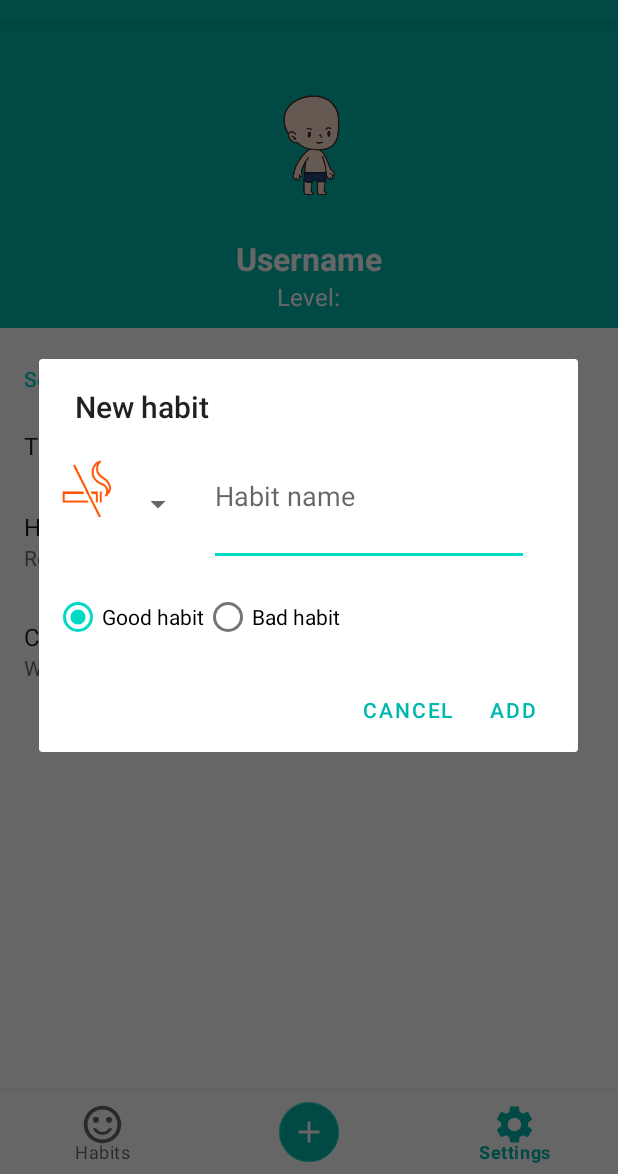
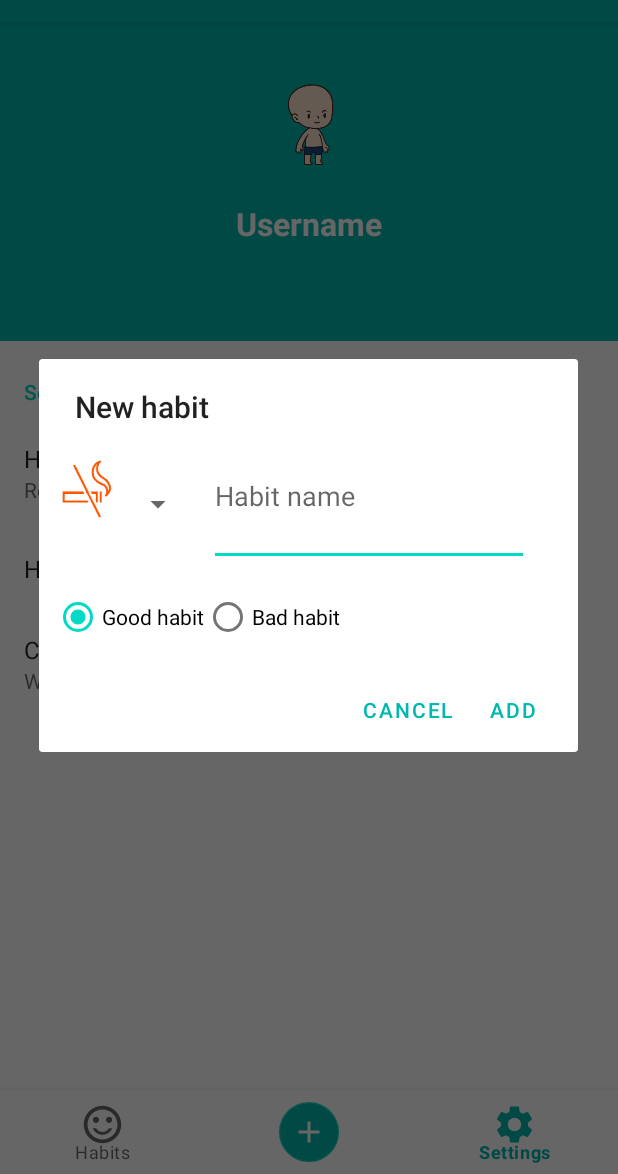
Before and after one commit to jervw/Habitti, an Android app: the MainActivity screen opened directly, with no data from a screen before it, item 3 of the bottom bar chosen, on a phone screen of 412 x 824 dp, the part 62-1236 px from its top. Run offline under Robolectric (Android 15) with nearby library versions, the phone set to English and light mode, and no system bars; our stand-ins replace androidx.preference; libraries missing offline, so code that uses them is left out: devs.mulham.horizontalcalendar; 5 statements that could not run were skipped.

Commit message:
color themes removed

```diff
--- a/app/src/main/java/com/example/habitti/MainActivity.java
+++ b/app/src/main/java/com/example/habitti/MainActivity.java
@@ -12,7 +12,6 @@ import android.app.NotificationChannel;
 import android.app.NotificationManager;
 import android.content.Intent;
 
-import android.content.res.Resources;
 import android.os.Build;
 import android.os.Bundle;
 import android.util.Log;
@@ -35,31 +34,15 @@ public class MainActivity extends AppCompatActivity {
     @Override
     protected void onCreate(Bundle savedInstanceState) {
         super.onCreate(savedInstanceState);
-        setCustomTheme();
         setContentView(R.layout.activity_main);
-        Log.d("appColor", "" + PreferenceManager.getDefaultSharedPreferences(this).getString("theme", "Cerulean"));
 
         BottomNavigationView bottomNavigationView=findViewById(R.id.bottom_nav);
         bottomNavigationView.setOnNavigationItemSelectedListener(navigationItemSelectedListener);
         getSupportFragmentManager().beginTransaction().replace(R.id.fragment_container,new MainFragment()).commit();
-
         createNotificationChannel();
     }
 
-    private void setCustomTheme() {
-        String currentColor = PreferenceManager.getDefaultSharedPreferences(this).getString("theme", "Cerulean");
-        switch (currentColor){
-            case "Cerulean":
-                setTheme(R.style.Theme_Habitti);
-                break;
-            case "Red":
-                setTheme(R.style.Red);
-                break;
-            case "Green":
-                setTheme(R.style.Green);
-                break;
-        }
-    }
+
 
 
     @Override
@@ -79,6 +62,7 @@ public class MainActivity extends AppCompatActivity {
             return super.onOptionsItemSelected(item);
         }
     }
+
 
     private  BottomNavigationView.OnNavigationItemSelectedListener navigationItemSelectedListener =new BottomNavigationView.OnNavigationItemSelectedListener() {
         @Override
--- a/app/src/main/java/com/example/habitti/MainFragment.java
+++ b/app/src/main/java/com/example/habitti/MainFragment.java
@@ -4,7 +4,6 @@ import android.app.Activity;
 import android.content.Context;
 import android.content.SharedPreferences;
 import android.os.Bundle;
-import android.os.Handler;
 import android.util.Log;
 import android.view.LayoutInflater;
 
@@ -36,16 +35,12 @@ public class MainFragment extends Fragment {
     private SharedPreferences sharedPrefHabbits;
     private final String sharedPreferenceName = "shared preference";
 
-    SaveLoad saveLoad = SaveLoad.getInstance();
-
     int[] clothesImages;
     int[] hairsImages;
 
     ListView habbitsListView;
     View rootView;
     int userDayStreak = 0;
-    Handler progressBarHandler;
-    //TextView userDayStreakText;
     TextView level;
     TextView userLoginStreak;
     TextView userScores;
@@ -57,24 +52,19 @@ public class MainFragment extends Fragment {
         dateCheck dateCheck = new dateCheck(getActivity());
 
         level = (TextView) rootView.findViewById(R.id.levelText);
-        userLoginStreak = (TextView) rootView.findViewById(R.id.textViewUserLoginSTreak);
+        userLoginStreak = (TextView) rootView.findViewById(R.id.textViewUserLoginStreak);
         userScores = (TextView) rootView.findViewById(R.id.textViewUserScores);
-        //userDayStreakText = (TextView) rootView.findViewById(R.id.textViewUserDayStreak);
-        userScores.setText("Scores: " + GlobalModel.getInstance().getUserOverallScores());
 
-
-        //Load saved preferences and put them on screen
         initializeCalendar();
         loadHabbitData();
         updateUI();
-        level.setText("Level : " + GlobalModel.getInstance().getUserLevel() + " XP:  " + GlobalModel.getInstance().getProgressbarProgress()
+        level.setText("Level: " + GlobalModel.getInstance().getUserLevel() + " XP:  " + GlobalModel.getInstance().getProgressbarProgress()
                 + " / " + GlobalModel.getInstance().getProgressbarMax());
-        userScores.setText("Total scores: " + GlobalModel.getInstance().getUserOverallScores());
         userLoginStreak.setText("Login streak: 1");
+        userScores.setText("Total score: " + GlobalModel.getInstance().getUserOverallScores());
 
         return rootView;
     }
-
 
 
 
@@ -88,7 +78,7 @@ public class MainFragment extends Fragment {
                 .range(startDate, endDate)
                 .datesNumberOnScreen(5)
                 .configure()
-                    .showTopText(false)
+                .showTopText(false)
                 .end()
                 .build();
 
@@ -234,7 +224,6 @@ public class MainFragment extends Fragment {
     public void onPause() {
         super.onPause();
         saveHabbitData();
-        //SaveLoad.getInstance().saveHabbitData(getActivity(), GlobalModel.getInstance().getHabbitsView(), "shared preference");
         Log.d("MAIN", "OnPause");
     }
 }
--- a/app/src/main/java/com/example/habitti/MyPreferenceFragment.java
+++ b/app/src/main/java/com/example/habitti/MyPreferenceFragment.java
@@ -29,34 +29,6 @@ public class MyPreferenceFragment extends PreferenceFragmentCompat {
                 toast.show();
                 return true;
             }
-
         });
-
-        Preference list = findPreference("theme");
-        list.setOnPreferenceChangeListener(new Preference.OnPreferenceChangeListener() {
-            @Override
-            public boolean onPreferenceChange(Preference preference, Object newValue) {
-                Log.d("app", "change detected");
-                startActivity(getActivity().getIntent());
-                return true;
-            }
-        });
-
-
-
     }
-
-    public void onSharedPreferenceChanged(SharedPreferences sharedPreferences, String key)
-    {
-
-        //IT NEVER GETS IN HERE!
-        if (key.equals("theme"))
-        {
-            Log.d("app", "change detected");
-            // Set summary to be the user-description for the selected value
-            Preference exercisesPref = findPreference(key);
-            exercisesPref.setSummary(sharedPreferences.getString(key, ""));
-        }
-    }
-
 }
--- a/app/src/main/java/com/example/habitti/Save.java
+++ b/app/src/main/java/com/example/habitti/Save.java
@@ -2,6 +2,8 @@ package com.example.habitti;
 
 import android.content.Context;
 import android.content.SharedPreferences;
+
+import androidx.preference.PreferenceManager;
 
 public class Save {
 
@@ -41,4 +43,6 @@ public class Save {
     }
 
 
+
+
 }
--- a/app/src/main/java/com/example/habitti/SaveLoad.java
+++ /dev/null
@@ -1,74 +0,0 @@
-package com.example.habitti;
-
-import android.content.Context;
-import android.content.SharedPreferences;
-
-public class SaveLoad {
-
-    private static final SaveLoad instance = new SaveLoad();
-
-    public static SaveLoad getInstance() {return instance;}
-
-    private SaveLoad() {
-    }
-
-    private static SharedPreferences getSharedPreferences(Context context) {
-        return context.getSharedPreferences("shared preference", Context.MODE_PRIVATE);
-    }
-
-    // SAVE NAME AND CLOTHES IMAGES, USED IN LOGIN ACTIVITY
-    public void saveCharacterImages(Context context, String SingUpName, String UserNameKey, int currentImageClothes, String UserClothesKey,
-                                    int currentImageHairs, String UserHairsKey, int currentCharacterSex, String UserSexKey) {
-        SharedPreferences sharedPrefs = getSharedPreferences(context);
-        SharedPreferences.Editor editor = sharedPrefs.edit();
-        editor.putString(UserNameKey, SingUpName);
-
-        editor.putInt(UserClothesKey, currentImageClothes); // Tallentaa int currentImageClothes
-        editor.putInt(UserHairsKey, currentImageHairs);
-        editor.putInt(UserSexKey, currentCharacterSex);
-
-        editor.commit();
-    }
-
-    // SAVE JUST CLOTHES IMAGES, USED IN SHOP
-    public void saveCharacterImages2(Context context, int currentImageClothes, String UserClothesKey) {
-        SharedPreferences sharedPrefs = getSharedPreferences(context);
-        SharedPreferences.Editor editor = sharedPrefs.edit();
-
-        editor.putInt(UserClothesKey, currentImageClothes);
-
-        editor.commit();
-    }
-
-    public String loadCharacterName(Context context, String SingUpName) {
-        SharedPreferences sharedPrefs = getSharedPreferences(context);
-        if (sharedPrefs.contains("LastUserName")) {
-            SingUpName = sharedPrefs.getString("LastUserName", "");
-        }
-        return SingUpName;
-    }
-
-    /*public void saveHabbitData(Context context, ArrayList arrayList, String name) {
-        SharedPreferences sharedPreferences = getSharedPreferences(context);
-        SharedPreferences.Editor editor = sharedPreferences.edit();
-        Gson gson = new Gson();
-        //String jsonHabbits = gson.toJson(GlobalModel.getInstance().GetHabbitsList());
-        String json = gson.toJson(arrayList);
-        editor.putString("Habbits list", json);
-        editor.apply();
-    }
-
-    public ArrayList loadHabbitData(Context context, String name) {
-        SharedPreferences sharedPreferences = getSharedPreferences(context);
-        Gson gson = new Gson();
-        String json = sharedPreferences.getString("Habbits list", null);
-        Type type = new TypeToken<ArrayList<Habbit>>() {}.getType();
-        ArrayList habbitsView = gson.fromJson(json, type);
-
-        if (habbitsView == null) {
-            habbitsView = new ArrayList();
-        }
-
-        return habbitsView;
-    }*/
-}
--- a/app/src/main/java/com/example/habitti/SettingsFragment.java
+++ b/app/src/main/java/com/example/habitti/SettingsFragment.java
@@ -1,25 +1,17 @@
 package com.example.habitti;
 
 import android.content.Context;
-import android.content.Intent;
 import android.content.SharedPreferences;
 import android.os.Bundle;
-import android.util.Log;
 import android.view.LayoutInflater;
 import android.view.View;
 import android.view.ViewGroup;
-import android.widget.AdapterView;
-import android.widget.EditText;
 import android.widget.ImageView;
-import android.widget.ListView;
 import android.widget.TextView;
 
 import androidx.annotation.NonNull;
 import androidx.annotation.Nullable;
-import androidx.core.app.NotificationCompat;
 import androidx.fragment.app.Fragment;
-
-import java.util.ArrayList;
 
 public class SettingsFragment extends Fragment {
 
@@ -36,21 +28,14 @@ public class SettingsFragment extends Fragment {
     public View onCreateView(@NonNull LayoutInflater inflater, @Nullable ViewGroup container, @Nullable Bundle savedInstanceState) {
 
         rootView = inflater.inflate(R.layout.fragment_settings, container, false);
-
-        updateUI();
-
+        updateCharacterDetails();
         return rootView;
 
     }
 
-    public void updateUI() {
+    public void updateCharacterDetails() {
 
-        // GET NAME FROM SHARED PREFERENCE.XML:
-        sharedPrefHabbits = this.getActivity().getSharedPreferences("shared preference", Context.MODE_PRIVATE);
-        TextView textViewUserName = (TextView) rootView.findViewById(R.id.userNameSettings);
-        if (sharedPrefHabbits.contains("LastUserName")) {
-            textViewUserName.setText(sharedPrefHabbits.getString("LastUserName", ""));
-        }
+
 
         // GET CLOTHES FROM SHARED PREFERENCE.XML:
         clothesImages = new int[] {R.drawable.char_13, R.drawable.char_2, R.drawable.char_15, R.drawable.char_10, R.drawable.char_14, R.drawable.char_16};
@@ -65,7 +50,6 @@ public class SettingsFragment extends Fragment {
         if (sharedPrefHabbits.contains("LastUserHairs")) {
             imageViewCharacterHairs.setImageResource(hairsImages[sharedPrefHabbits.getInt("LastUserHairs", -1)]);
         }
-
         // GET SEX FROM SHARED PREFERENCE.XML:
         ImageView imageViewCharacter = (ImageView) rootView.findViewById(R.id.userCharacterImage);
         int i = 0;
@@ -78,5 +62,19 @@ public class SettingsFragment extends Fragment {
             imageViewCharacter.setImageResource(R.drawable.char_7);
         }
 
+        // GET NAME FROM SHARED PREFERENCE.XML:
+        sharedPrefHabbits = this.getActivity().getSharedPreferences("shared preference", Context.MODE_PRIVATE);
+        TextView textViewUserName = (TextView) rootView.findViewById(R.id.userNameSettings);
+        if (sharedPrefHabbits.contains("LastUserName")) {
+            textViewUserName.setText(sharedPrefHabbits.getString("LastUserName", ""));
+        }
+
+        sharedPrefHabbits = this.getActivity().getSharedPreferences("shared preference", Context.MODE_PRIVATE);
+        TextView textViewLevel = (TextView) rootView.findViewById(R.id.levelSettings);
+        if (sharedPrefHabbits.contains("LastUserName")) {
+            textViewUserName.setText(sharedPrefHabbits.getString("LastUserName", ""));
+        }
+
+
     }
 }
--- a/app/src/main/res/layout/fragment_main.xml
+++ b/app/src/main/res/layout/fragment_main.xml
@@ -81,7 +81,7 @@
                     android:textStyle="bold" />
 
                 <TextView
-                    android:id="@+id/textViewUserLoginSTreak"
+                    android:id="@+id/textViewUserLoginStreak"
                     android:layout_width="match_parent"
                     android:layout_height="wrap_content"
                     android:text="TextView"
--- a/app/src/main/res/layout/fragment_settings.xml
+++ b/app/src/main/res/layout/fragment_settings.xml
@@ -9,7 +9,7 @@
         android:layout_width="match_parent"
         android:layout_height="wrap_content">
         <LinearLayout
-            android:background="@color/cerulean"
+            android:background="?colorPrimary"
             android:layout_width="match_parent"
             android:layout_height="wrap_content"
             android:orientation="vertical">
@@ -21,8 +21,8 @@
 
                 <ImageView
                     android:id="@+id/userCharacterImage"
-                    android:layout_width="123dp"
-                    android:layout_height="123dp"
+                    android:layout_width="100dp"
+                    android:layout_height="100dp"
                     android:gravity="center"
                     app:layout_constraintBottom_toBottomOf="parent"
                     app:layout_constraintEnd_toEndOf="parent"
@@ -30,8 +30,8 @@
 
                 <ImageView
                     android:id="@+id/userHairsImage"
-                    android:layout_width="123dp"
-                    android:layout_height="123dp"
+                    android:layout_width="100dp"
+                    android:layout_height="100dp"
                     android:gravity="center"
                     app:layout_constraintBottom_toBottomOf="parent"
                     app:layout_constraintEnd_toEndOf="parent"
@@ -39,8 +39,8 @@
 
                 <ImageView
                     android:id="@+id/userClothesImage"
-                    android:layout_width="123dp"
-                    android:layout_height="123dp"
+                    android:layout_width="100dp"
+                    android:layout_height="100dp"
                     android:gravity="center"
                     app:layout_constraintBottom_toBottomOf="parent"
                     app:layout_constraintEnd_toEndOf="parent"
@@ -59,12 +59,23 @@
                 android:textStyle="bold"
                 android:textSize="21sp"/>
             <TextView
+                android:id="@+id/levelSettings"
                 android:layout_gravity="center_horizontal"
                 android:layout_width="wrap_content"
                 android:layout_height="wrap_content"
                 android:textAlignment="center"
                 android:layout_marginBottom="10dp"
-                android:text="@string/level"
+                android:text=""
+                android:textColor="#fff"
+                android:textSize="16sp"/>
+            <TextView
+                android:id="@+id/loginStreakSettings"
+                android:layout_gravity="center_horizontal"
+                android:layout_width="wrap_content"
+                android:layout_height="wrap_content"
+                android:textAlignment="center"
+                android:layout_marginBottom="10dp"
+                android:text=""
                 android:textColor="#fff"
                 android:textSize="16sp"/>
 
--- a/app/src/main/res/values/themes.xml
+++ b/app/src/main/res/values/themes.xml
@@ -14,34 +14,8 @@
     </style>
 
     <style name="Theme.Habitti_NoActionBar" parent="Theme.MaterialComponents.DayNight.NoActionBar">
-        <!-- Primary brand color. -->
         <item name="colorPrimary">@color/cerulean</item>
         <item name="colorPrimaryVariant">@color/darkCerulean</item>
-        <item name="colorOnPrimary">@color/white</item>
-        <!-- Secondary brand color. -->
-        <item name="colorSecondary">@color/teal_200</item>
-        <item name="colorSecondaryVariant">@color/teal_700</item>
-        <item name="colorOnSecondary">@color/black</item>
-        <item name="android:statusBarColor" tools:targetApi="l">?attr/colorPrimaryVariant</item>
-        <!-- Customize your theme here. -->
-    </style>
-
-
-    <style name="Red" parent="Theme.MaterialComponents.DayNight.DarkActionBar">
-        <item name="colorPrimary">@color/md_red_700</item>
-        <item name="colorPrimaryVariant">@color/darkCerulean</item>
-        <item name="colorOnPrimary">@color/white</item>
-        <item name="colorSecondary">@color/teal_200</item>
-        <item name="colorSecondaryVariant">@color/teal_700</item>
-        <item name="colorOnSecondary">@color/black</item>
-        <item name="android:statusBarColor" tools:targetApi="l">?attr/colorPrimaryVariant</item>
-    </style>
-
-    <style name="Green" parent="Theme.MaterialComponents.DayNight.DarkActionBar">
-        <item name="colorPrimary">@color/md_green_500</item>
-        <item name="colorPrimaryVariant">@color/darkCerulean</item>
-        <item name="colorAccent">@color/md_green_500</item>
-
         <item name="colorOnPrimary">@color/white</item>
         <item name="colorSecondary">@color/teal_200</item>
         <item name="colorSecondaryVariant">@color/teal_700</item>
--- a/app/src/main/res/xml/prefs.xml
+++ b/app/src/main/res/xml/prefs.xml
@@ -6,20 +6,17 @@
         app:title="@string/settings"
         app:iconSpaceReserved="false">
 
-    <ListPreference
-        app:key="theme"
-        app:title="Theme"
-        app:iconSpaceReserved="false"
-        app:entries="@array/themes"
-        app:entryValues="@array/colorValues"
-        app:defaultValue="Cerulean"/>
-
     <SwitchPreferenceCompat
         app:key="notifications"
         app:iconSpaceReserved="false"
         app:title="Habit reminders"
         app:summaryOff="Reminders are currently off"
         app:summaryOn="Reminders are currently on"/>
+
+    <Preference
+        app:key=""
+        app:title="How to use"
+        app:iconSpaceReserved="false"/>
 
     <Preference
         app:key="@string/creditsButton"
```
Also changed, not shown: app/src/main/java/com/example/habitti/ButtonAdapter.java (deleted, +0 -60 lines), app/src/main/java/com/example/habitti/ShopPopUp.java (+7 -6 lines), app/src/main/res/layout/rewards_window.xml (renamed from app/src/main/res/layout/shop_pop_up_window.xml).
